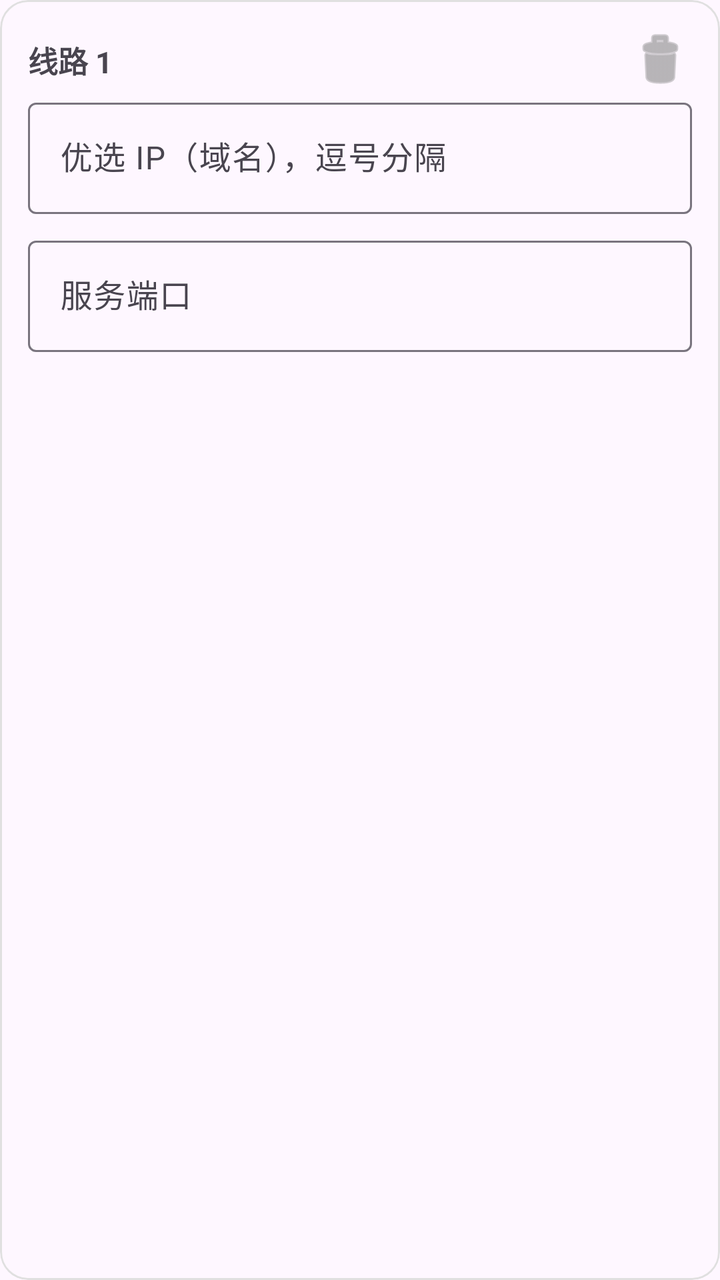
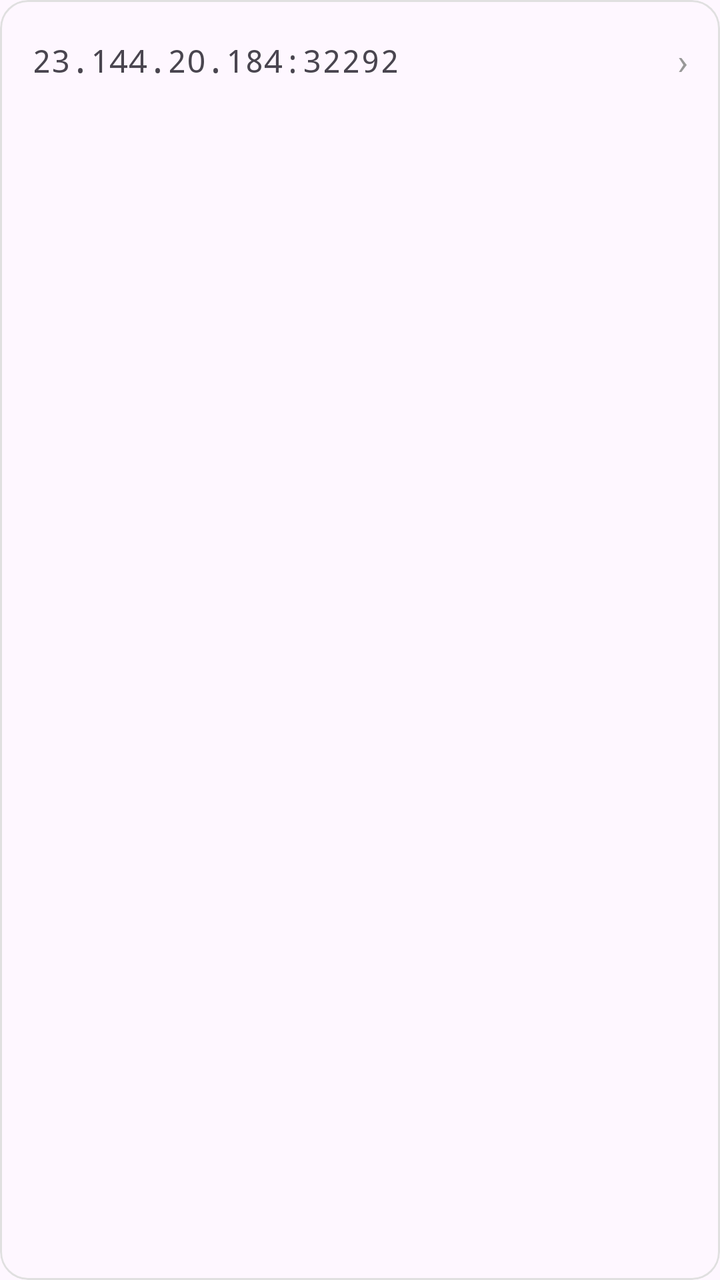

The first picture is an Android layout as it rendered before a commit; the second is the same layout after the commit. The layout source and the unified diff follow.
<!-- AndroidManifest.xml: application theme Theme.EchOS -->
<!-- res/layout/item_entry_card.xml -->
<?xml version="1.0" encoding="utf-8"?>
<com.google.android.material.card.MaterialCardView
    xmlns:android="http://schemas.android.com/apk/res/android"
    xmlns:app="http://schemas.android.com/apk/res-auto"
    android:id="@+id/cardRoot"
    android:layout_width="match_parent"
    android:layout_height="wrap_content"
    android:layout_marginBottom="12dp"
    android:clickable="true"
    android:focusable="true"
    app:cardCornerRadius="14dp"
    app:strokeWidth="1dp"
    app:strokeColor="#E0E0E0">

    <LinearLayout
        android:layout_width="match_parent"
        android:layout_height="wrap_content"
        android:orientation="vertical"
        android:padding="14dp">

        <LinearLayout
            android:layout_width="match_parent"
            android:layout_height="wrap_content"
            android:gravity="center_vertical"
            android:orientation="horizontal">

            <TextView
                android:id="@+id/cardTitle"
                android:layout_width="0dp"
                android:layout_height="wrap_content"
                android:layout_weight="1"
                android:text="线路 1"
                android:textSize="15sp"
                android:textStyle="bold" />

            <TextView
                android:id="@+id/cardActive"
                android:layout_width="wrap_content"
                android:layout_height="wrap_content"
                android:layout_marginEnd="8dp"
                android:text="✓ 使用中"
                android:textColor="#0B57D0"
                android:textSize="13sp"
                android:visibility="gone" />

            <ImageButton
                android:id="@+id/cardDelete"
                android:layout_width="32dp"
                android:layout_height="32dp"
                android:background="?attr/selectableItemBackgroundBorderless"
                android:contentDescription="删除线路"
                android:src="@android:drawable/ic_menu_delete"
                android:tint="#888888" />
        </LinearLayout>

        <com.google.android.material.textfield.TextInputLayout
            style="@style/Widget.Material3.TextInputLayout.OutlinedBox"
            android:layout_width="match_parent"
            android:layout_height="wrap_content"
            android:hint="优选 IP（域名），逗号分隔">

            <com.google.android.material.textfield.TextInputEditText
                android:id="@+id/editIps"
                android:layout_width="match_parent"
                android:layout_height="wrap_content"
                android:inputType="textUri"
                android:singleLine="true" />
        </com.google.android.material.textfield.TextInputLayout>

        <com.google.android.material.textfield.TextInputLayout
            style="@style/Widget.Material3.TextInputLayout.OutlinedBox"
            android:layout_width="match_parent"
            android:layout_height="wrap_content"
            android:layout_marginTop="8dp"
            android:hint="服务端口">

            <com.google.android.material.textfield.TextInputEditText
                android:id="@+id/editPort"
                android:layout_width="match_parent"
                android:layout_height="wrap_content"
                android:inputType="number"
                android:singleLine="true" />
        </com.google.android.material.textfield.TextInputLayout>
    </LinearLayout>
</com.google.android.material.card.MaterialCardView>
<!-- resources referenced by this layout -->
<resources>
  <style name="Theme.EchOS" parent="Theme.Material3.DayNight.NoActionBar" />
</resources>

<!-- the commit's change to res/layout/item_entry_card.xml (unified diff, before → after) -->
@@ -5,7 +5,7 @@
     android:id="@+id/cardRoot"
     android:layout_width="match_parent"
     android:layout_height="wrap_content"
-    android:layout_marginBottom="12dp"
+    android:layout_marginBottom="10dp"
     android:clickable="true"
     android:focusable="true"
     app:cardCornerRadius="14dp"
@@ -15,71 +15,39 @@
     <LinearLayout
         android:layout_width="match_parent"
         android:layout_height="wrap_content"
-        android:orientation="vertical"
-        android:padding="14dp">
+        android:gravity="center_vertical"
+        android:orientation="horizontal"
+        android:paddingHorizontal="16dp"
+        android:paddingVertical="18dp">
 
-        <LinearLayout
-            android:layout_width="match_parent"
+        <TextView
+            android:id="@+id/cardText"
+            android:layout_width="0dp"
             android:layout_height="wrap_content"
-            android:gravity="center_vertical"
-            android:orientation="horizontal">
+            android:layout_weight="1"
+            android:ellipsize="end"
+            android:fontFamily="monospace"
+            android:singleLine="true"
+            android:text="23.144.20.184:32292"
+            android:textSize="16sp" />
 
-            <TextView
-                android:id="@+id/cardTitle"
-                android:layout_width="0dp"
-                android:layout_height="wrap_content"
-                android:layout_weight="1"
-                android:text="线路 1"
-                android:textSize="15sp"
-                android:textStyle="bold" />
+        <TextView
+            android:id="@+id/cardActive"
+            android:layout_width="wrap_content"
+            android:layout_height="wrap_content"
+            android:layout_marginStart="10dp"
+            android:text="✓ 使用中"
+            android:textColor="#0B57D0"
+            android:textSize="13sp"
+            android:textStyle="bold"
+            android:visibility="gone" />
 
-            <TextView
-                android:id="@+id/cardActive"
-                android:layout_width="wrap_content"
-                android:layout_height="wrap_content"
-                android:layout_marginEnd="8dp"
-                android:text="✓ 使用中"
-                android:textColor="#0B57D0"
-                android:textSize="13sp"
-                android:visibility="gone" />
-
-            <ImageButton
-                android:id="@+id/cardDelete"
-                android:layout_width="32dp"
-                android:layout_height="32dp"
-                android:background="?attr/selectableItemBackgroundBorderless"
-                android:contentDescription="删除线路"
-                android:src="@android:drawable/ic_menu_delete"
-                android:tint="#888888" />
-        </LinearLayout>
-
-        <com.google.android.material.textfield.TextInputLayout
-            style="@style/Widget.Material3.TextInputLayout.OutlinedBox"
-            android:layout_width="match_parent"
+        <TextView
+            android:layout_width="wrap_content"
             android:layout_height="wrap_content"
-            android:hint="优选 IP（域名），逗号分隔">
-
-            <com.google.android.material.textfield.TextInputEditText
-                android:id="@+id/editIps"
-                android:layout_width="match_parent"
-                android:layout_height="wrap_content"
-                android:inputType="textUri"
-                android:singleLine="true" />
-        </com.google.android.material.textfield.TextInputLayout>
-
-        <com.google.android.material.textfield.TextInputLayout
-            style="@style/Widget.Material3.TextInputLayout.OutlinedBox"
-            android:layout_width="match_parent"
-            android:layout_height="wrap_content"
-            android:layout_marginTop="8dp"
-            android:hint="服务端口">
-
-            <com.google.android.material.textfield.TextInputEditText
-                android:id="@+id/editPort"
-                android:layout_width="match_parent"
-                android:layout_height="wrap_content"
-                android:inputType="number"
-                android:singleLine="true" />
-        </com.google.android.material.textfield.TextInputLayout>
+            android:layout_marginStart="8dp"
+            android:text="›"
+            android:textColor="#999999"
+            android:textSize="18sp" />
     </LinearLayout>
 </com.google.android.material.card.MaterialCardView>
